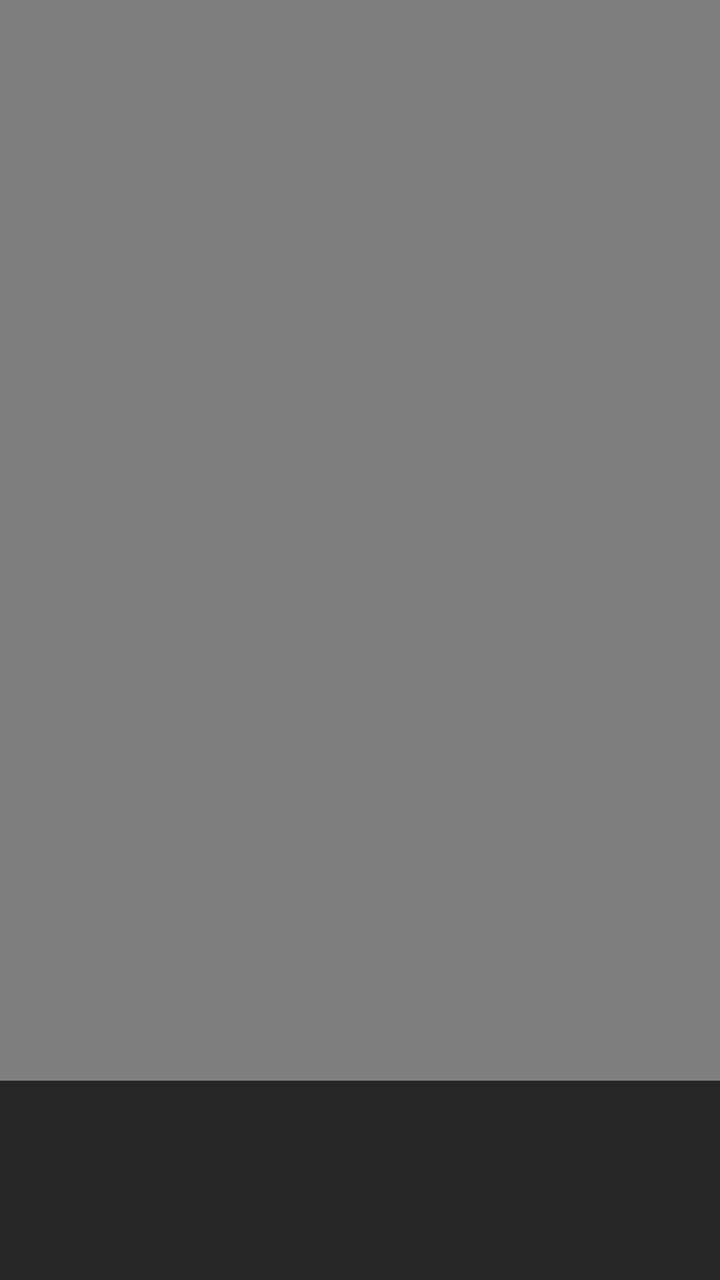
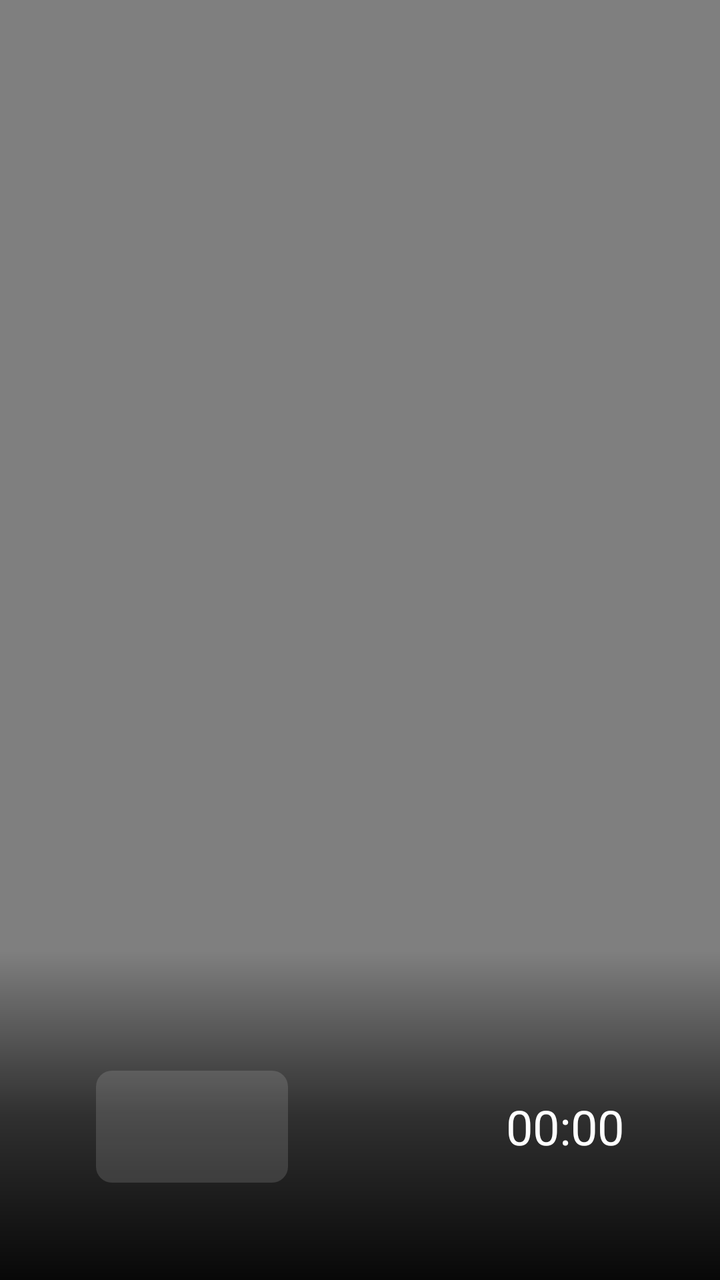

Screens rendered from an Android XML layout before and after an edit, with the pre-edit source and the edit as a unified diff.
<!-- AndroidManifest.xml: activity theme PlayerTheme -->
<!-- res/layout/activity_player.xml -->
<?xml version="1.0" encoding="utf-8"?>
<FrameLayout xmlns:android="http://schemas.android.com/apk/res/android"
    android:layout_width="match_parent"
    android:layout_height="match_parent"
    android:background="@android:color/black">

    <VideoView
        android:id="@+id/video"
        android:layout_width="match_parent"
        android:layout_height="match_parent"
        android:layout_gravity="center"
        android:focusable="false" />

    <ProgressBar
        android:id="@+id/loading"
        android:layout_width="64dp"
        android:layout_height="64dp"
        android:layout_gravity="center" />

    <LinearLayout
        android:id="@+id/overlay"
        android:layout_width="match_parent"
        android:layout_height="wrap_content"
        android:layout_gravity="bottom"
        android:orientation="vertical"
        android:background="#B0000000"
        android:paddingLeft="48dp"
        android:paddingRight="48dp"
        android:paddingTop="16dp"
        android:paddingBottom="27dp">

        <TextView
            android:id="@+id/title"
            android:layout_width="match_parent"
            android:layout_height="wrap_content"
            android:textColor="#FFFFFFFF"
            android:textSize="26sp"
            android:textStyle="bold"
            android:singleLine="true"
            android:ellipsize="end" />

        <TextView
            android:id="@+id/info"
            android:layout_width="match_parent"
            android:layout_height="wrap_content"
            android:textColor="#FFCCCCCC"
            android:textSize="16sp" />
    </LinearLayout>

    <TextView
        android:id="@+id/numberInput"
        android:layout_width="wrap_content"
        android:layout_height="wrap_content"
        android:layout_gravity="top|right"
        android:layout_margin="40dp"
        android:background="#B0000000"
        android:padding="12dp"
        android:textColor="#FFFFFFFF"
        android:textSize="40sp"
        android:visibility="gone" />
</FrameLayout>
<!-- resources referenced by this layout -->
<resources>
  <style name="PlayerTheme" parent="@android:style/Theme.DeviceDefault.NoActionBar.Fullscreen">
          <item name="android:windowBackground">@android:color/black</item>
      </style>
</resources>

<!-- the commit's change to res/layout/activity_player.xml (unified diff, before → after) -->
@@ -23,21 +23,46 @@
         android:layout_height="wrap_content"
         android:layout_gravity="bottom"
         android:orientation="vertical"
-        android:background="#B0000000"
+        android:background="@drawable/overlay_bg"
         android:paddingLeft="48dp"
         android:paddingRight="48dp"
-        android:paddingTop="16dp"
+        android:paddingTop="60dp"
         android:paddingBottom="27dp">
+
+        <LinearLayout
+            android:layout_width="match_parent"
+            android:layout_height="wrap_content"
+            android:orientation="horizontal"
+            android:gravity="center_vertical">
+
+        <ImageView
+            android:id="@+id/logo"
+            android:layout_width="96dp"
+            android:layout_height="56dp"
+            android:layout_marginRight="18dp"
+            android:padding="4dp"
+            android:background="@drawable/logo_bg"
+            android:scaleType="fitCenter" />
 
         <TextView
             android:id="@+id/title"
-            android:layout_width="match_parent"
+            android:layout_width="0dp"
+            android:layout_weight="1"
             android:layout_height="wrap_content"
             android:textColor="#FFFFFFFF"
             android:textSize="26sp"
             android:textStyle="bold"
             android:singleLine="true"
             android:ellipsize="end" />
+
+        <TextClock
+            android:layout_width="wrap_content"
+            android:layout_height="wrap_content"
+            android:format12Hour="HH:mm"
+            android:format24Hour="HH:mm"
+            android:textColor="#FFFFFFFF"
+            android:textSize="24sp" />
+        </LinearLayout>
 
         <TextView
             android:id="@+id/info"
<!-- resource entries referenced after the edit -->
@@ -1,5 +1,16 @@
 <!-- resources referenced by this layout -->
 <resources>
+  <!-- drawable logo_bg (drawable) -->
+  <?xml version="1.0" encoding="utf-8"?>
+  <shape xmlns:android="http://schemas.android.com/apk/res/android" android:shape="rectangle">
+      <solid android:color="#22FFFFFF" />
+      <corners android:radius="8dp" />
+  </shape>
+  <!-- drawable overlay_bg (drawable) -->
+  <?xml version="1.0" encoding="utf-8"?>
+  <shape xmlns:android="http://schemas.android.com/apk/res/android" android:shape="rectangle">
+      <gradient android:angle="90" android:startColor="#F0000000" android:centerColor="#A0000000" android:endColor="#00000000" />
+  </shape>
   <style name="PlayerTheme" parent="@android:style/Theme.DeviceDefault.NoActionBar.Fullscreen">
           <item name="android:windowBackground">@android:color/black</item>
       </style>
